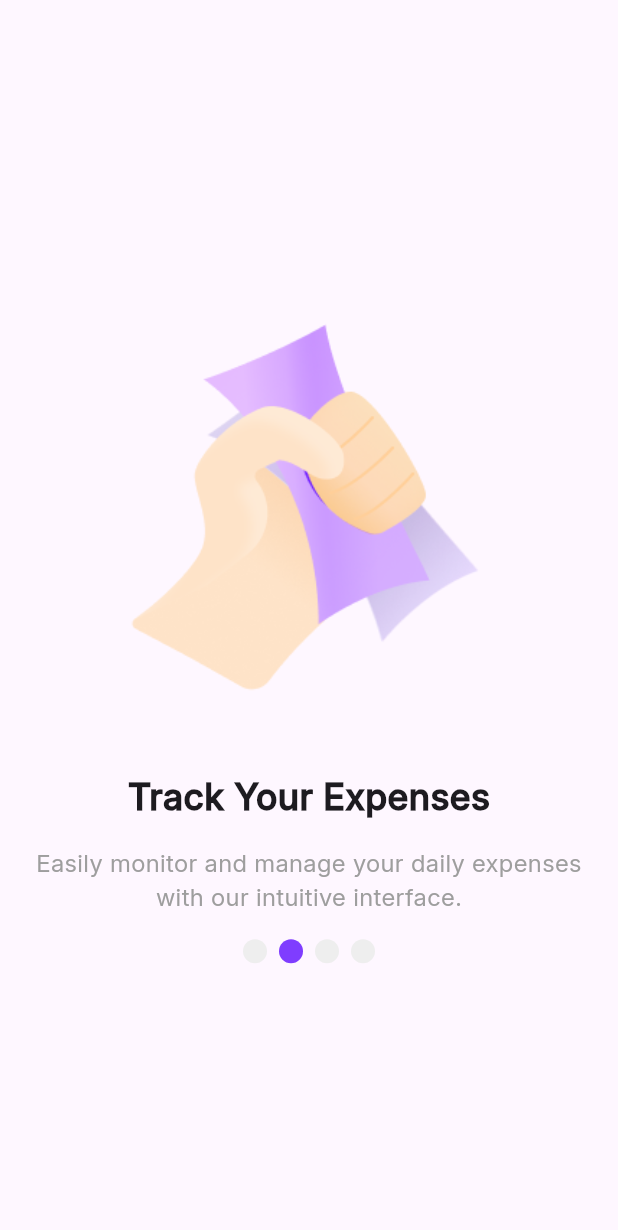
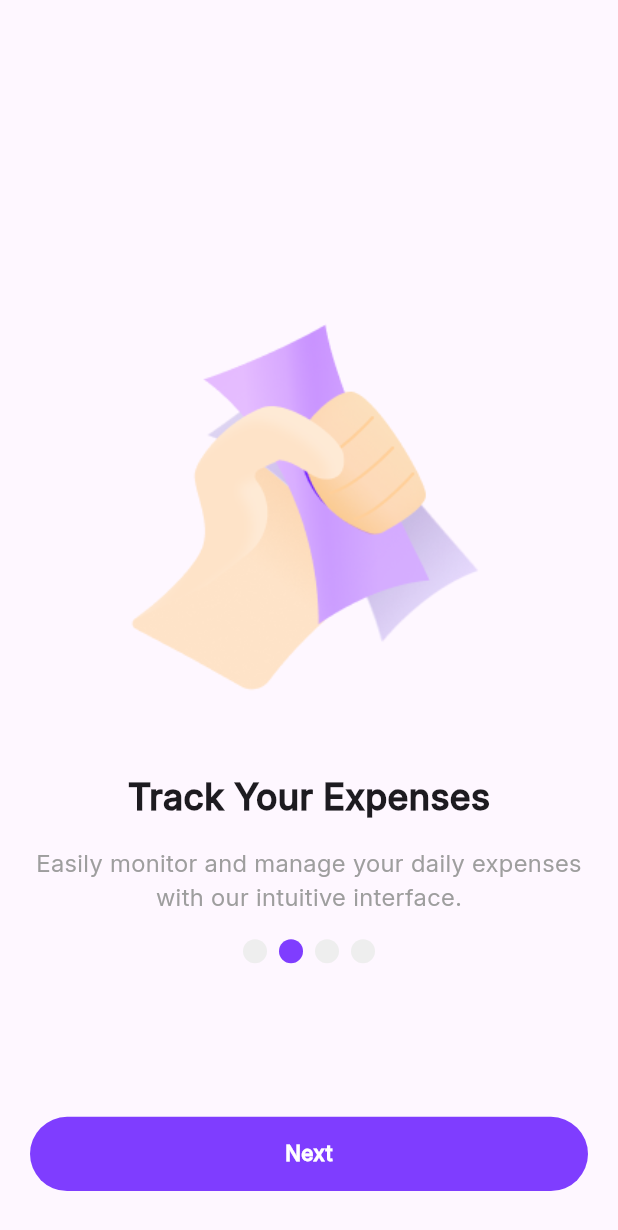
Before and after one commit to cusaldmsr/expenz_tracker_app, a Flutter app: the screen it shows after launch, swiped to page 2, on a phone screen of 412 x 824 dp. Shown: the top 1230 px of the screen. Run offline on Flutter 3.47's test engine with Material 3 defaults, Android fonts, the phone set to English and light mode, and no system bars; drawn by our look-alikes of smooth_page_indicator.

Commit message:
Add navigation button to OnboardingScreen for page navigation

```diff
--- a/lib/screens/onboarding_screen.dart
+++ b/lib/screens/onboarding_screen.dart
@@ -2,6 +2,7 @@ import 'package:expenz_tracker_app/constants/colors.dart';
 import 'package:expenz_tracker_app/data/onboarding_data.dart';
 import 'package:expenz_tracker_app/screens/onboarding/front_page.dart';
 import 'package:expenz_tracker_app/screens/onboarding/sheared_onboarding_screen.dart';
+import 'package:expenz_tracker_app/widgets/custom_button.dart';
 import 'package:flutter/material.dart';
 import 'package:smooth_page_indicator/smooth_page_indicator.dart';
 
@@ -59,6 +60,25 @@ class _OnboardingScreenState extends State<OnboardingScreen> {
                     ),
                   ),
                 ),
+                // Navigation Buttons
+                Positioned(
+                  bottom: 30,
+                  left: 0,
+                  right: 0,
+                  child: Padding(
+                    padding: const EdgeInsets.symmetric(horizontal: 20),
+                    child: GestureDetector(
+                      onTap: () {
+                        _controller.animateToPage(
+                          (_controller.page!.toInt() + 1) % 4,
+                          duration: const Duration(milliseconds: 500),
+                          curve: Curves.easeInOut,
+                        );
+                      },
+                      child: CustomButton(text: "Next", color: kMainColor),
+                    ),
+                  ),
+                ),
               ],
             ),
           ),
```
